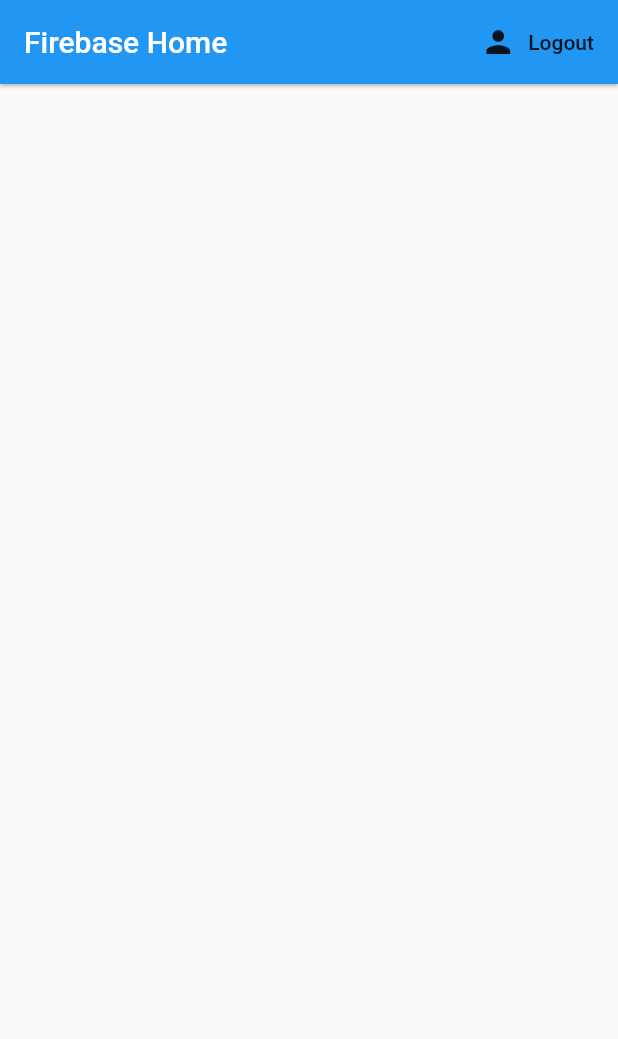
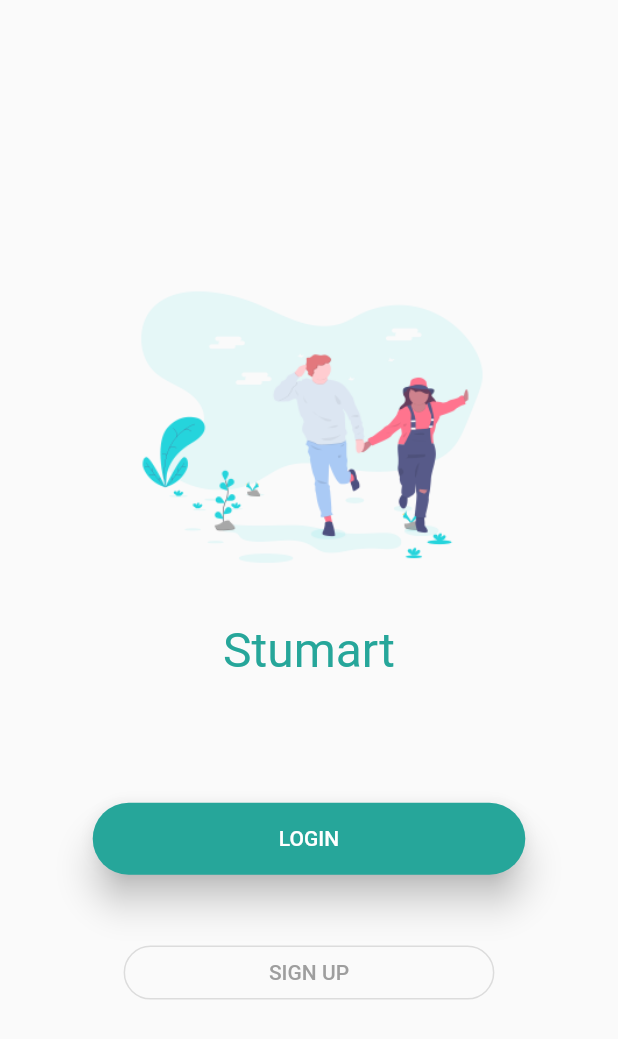
Before and after one commit to DynamoUltima/Stumart, a Flutter app: the screen it shows once a user with an empty profile is signed in, on a phone screen of 412 x 824 dp. Shown: the top 1039 px of the screen. Run offline on Flutter 3.47's test engine with Material 2 defaults, Android fonts, the phone set to English and light mode, and no system bars; our stand-ins replace firebase_auth; accounts and stored records are empty; network calls fail.

Commit message:
login screen building

```diff
--- a/lib/main.dart
+++ b/lib/main.dart
@@ -13,6 +13,7 @@ class MyApp extends StatelessWidget {
     return StreamProvider<User>.value(
       value: AuthService().user,
       child: MaterialApp(
+
         home: Wrapper(),
       ),
     );
--- /dev/null
+++ b/lib/screens/home/intro.dart
@@ -0,0 +1,98 @@
+import 'package:flutter/material.dart';
+import 'package:flutter/services.dart';
+import 'package:phone_auth_app/screens/authenticate/signup.dart';
+import 'package:phone_auth_app/screens/customs/custom_clipper.dart';
+import 'package:phone_auth_app/screens/home/news_feed.dart';
+
+class Intro extends StatefulWidget {
+  @override
+  _IntroState createState() => _IntroState();
+}
+
+class _IntroState extends State<Intro> {
+  var SecondColor = Colors.teal[400];
+
+  @override
+  Widget build(BuildContext context) {
+    double ScreenHeight = MediaQuery.of(context).size.height;
+    double ScreenWidth = MediaQuery.of(context).size.width;
+    AssetImage assetImage = AssetImage('images/image_01.png');
+    SystemChrome.setPreferredOrientations([
+      DeviceOrientation.portraitUp,
+      DeviceOrientation.portraitDown,
+    ]);
+
+    Image image = Image(
+      image: assetImage,
+      width: 250,
+      height: 250,
+    );
+
+    return Scaffold(
+          body: Container(
+        child: Container(
+          height: ScreenHeight,
+          alignment: Alignment.center,
+          child: Column(
+            // mainAxisAlignment: MainAxisAlignment.center,
+            children: <Widget>[
+              SizedBox(
+                height: ScreenHeight * 0.2,
+              ),
+              Container(child: image),
+              Text('Stumart', style: TextStyle(fontSize: 32, color: Colors.teal[400])),
+              SizedBox(
+                height: ScreenHeight * 0.1,
+              ),
+              SizedBox(
+                width: ScreenWidth * 0.7,
+                child: Hero(
+                  transitionOnUserGestures: true,
+                  child: RaisedButton(
+                    elevation: 10,
+                    shape: RoundedRectangleBorder(
+                      borderRadius: new BorderRadius.circular(25.0),
+                    ),
+                    onPressed: () {
+                      Navigator.push(
+                          context,
+                          MaterialPageRoute(
+                              builder: (BuildContext context) => NewsFeedPage()));
+                    },
+                    color: Colors.teal[400],
+                    child: Padding(
+                      padding: const EdgeInsets.all(16.0),
+                      child: Text(
+                        'LOGIN',
+                        style: TextStyle(color: Colors.white),
+                      ),
+                    ),
+                  ),
+                  tag: 'logger',
+                ),
+              ),
+              SizedBox(
+                height: ScreenHeight * 0.05,
+              ),
+              SizedBox(
+                width: ScreenWidth * 0.6,
+                child: OutlineButton(
+                  onPressed: () {
+                    Navigator.push(
+                          context,
+                          MaterialPageRoute(
+                              builder: (BuildContext context) => SignUpPage()));
+                  },
+                  shape: RoundedRectangleBorder(
+                    borderRadius: new BorderRadius.circular(25.0),
+                  ),
+                  child: Text('SIGN UP', style: TextStyle(color: Colors.grey)),
+                ),
+              )
+            ],
+          ),
+        ),
+      ),
+    );
+  }
+}
--- a/lib/screens/wrapper.dart
+++ b/lib/screens/wrapper.dart
@@ -2,6 +2,7 @@ import 'package:flutter/material.dart';
 import 'package:phone_auth_app/models/user.dart';
 import 'package:phone_auth_app/screens/authenticate/authenticate.dart';
 import 'package:phone_auth_app/screens/home/home.dart';
+import 'package:phone_auth_app/screens/home/intro.dart';
 import 'package:provider/provider.dart';
 
 
@@ -17,7 +18,9 @@ class Wrapper extends StatelessWidget {
    if(user == null){
      return Authenticate();
    } else{
-     return Home();
+     return Intro();
+
+     //Home();
    }
 
 
--- /dev/null
+++ b/lib/shared/constants.dart
@@ -0,0 +1,5 @@
+import 'package:flutter/material.dart';
+
+const textDecoration = InputDecoration(
+
+);
--- a/pubspec.yaml
+++ b/pubspec.yaml
@@ -45,9 +45,9 @@ flutter:
   uses-material-design: true
 
   # To add assets to your application, add an assets section, like this:
-  # assets:
-  #  - images/a_dot_burr.jpeg
-  #  - images/a_dot_ham.jpeg
+  assets:
+   - images/image_01.png
+
 
   # An image asset can refer to one or more resolution-specific "variants", see
   # https://flutter.dev/assets-and-images/#resolution-aware.
```
Also changed, not shown: lib/screens/authenticate/login.dart (added, +18 -0 lines), lib/screens/authenticate/signup.dart (added, +115 -0 lines), lib/screens/customs/custom_clipper.dart (added, +29 -0 lines), lib/screens/customs/home_background.dart (added, +64 -0 lines), lib/screens/customs/home_custom_clipper.dart (added, +29 -0 lines), lib/screens/home/news_feed.dart (added, +16 -0 lines), images/image_01.png (added).
